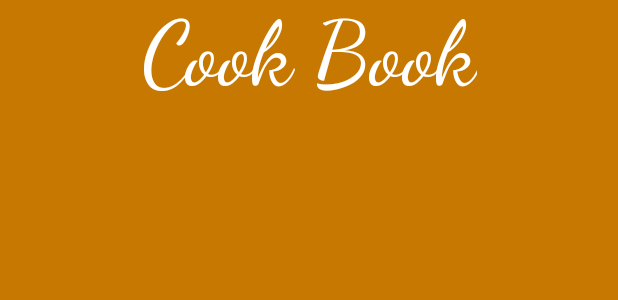
After one commit to KurosakiKST/cook-book, an Android app: the layout activity_splash.xml on its own in the app's theme, with its tools: preview values and no code run, on a phone screen of 412 x 824 dp. The commit adds this screen. Shown: the top 300 px of the screen. Run offline under Robolectric (Android 15) with nearby library versions, the light colour scheme and no system bars.

Commit message:
Added: Splashscreen animation

```diff
--- /dev/null
+++ b/app/src/main/res/layout/activity_splash.xml
@@ -0,0 +1,21 @@
+<?xml version="1.0" encoding="utf-8"?>
+<androidx.constraintlayout.widget.ConstraintLayout xmlns:android="http://schemas.android.com/apk/res/android"
+    xmlns:app="http://schemas.android.com/apk/res-auto"
+    xmlns:tools="http://schemas.android.com/tools"
+    android:layout_width="match_parent"
+    android:layout_height="match_parent"
+    tools:context=".SplashActivity"
+    android:background="@color/primaryDarkColor">
+
+    <TextView
+        android:id="@+id/txt_appName"
+        android:layout_width="wrap_content"
+        android:layout_height="wrap_content"
+        android:text="@string/splash_screen_title"
+        android:textColor="@color/white"
+        android:textSize="60sp"
+        android:fontFamily="cursive"
+        app:layout_constraintEnd_toEndOf="parent"
+        app:layout_constraintStart_toStartOf="parent"
+        app:layout_constraintTop_toTopOf="parent" />
+</androidx.constraintlayout.widget.ConstraintLayout>
--- a/app/src/main/res/values/strings.xml
+++ b/app/src/main/res/values/strings.xml
@@ -3,4 +3,5 @@
     <string name="title_home">Home</string>
     <string name="title_dashboard">Dashboard</string>
     <string name="title_notifications">Notifications</string>
+    <string name="splash_screen_title">Cook Book</string>
 </resources>
```
Also changed, not shown: app/src/main/java/com/kyawsithu/cookbook/SplashActivity.kt (added, +52 -0 lines), app/src/main/res/anim/anim_splash.xml (added, +17 -0 lines).
